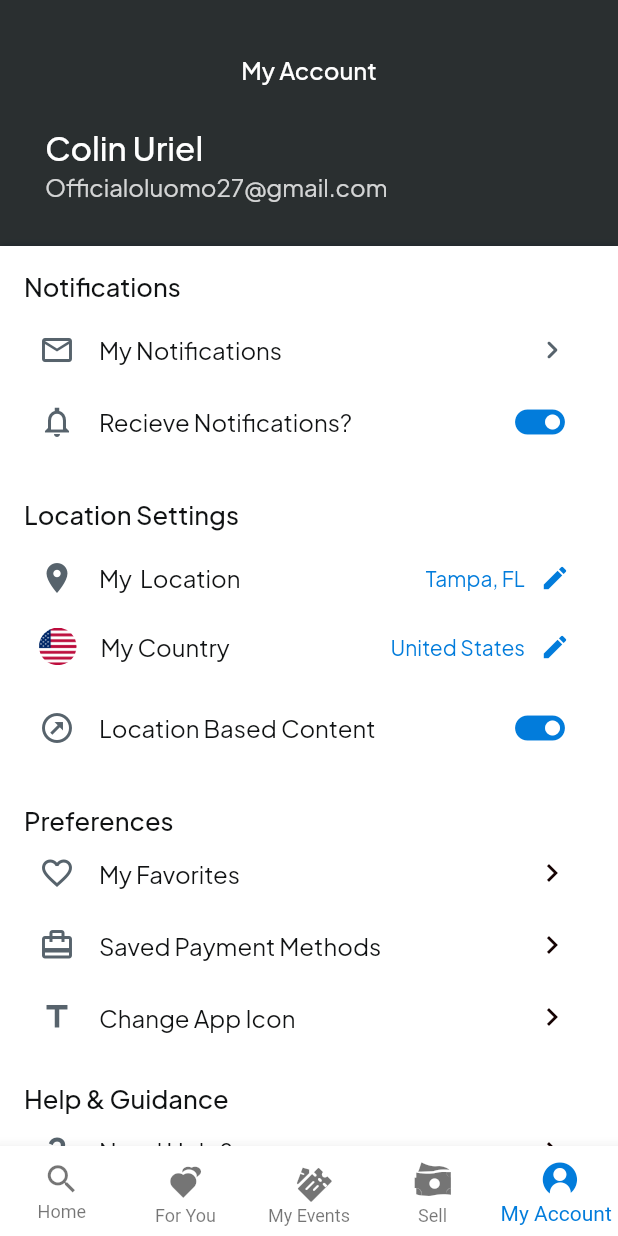
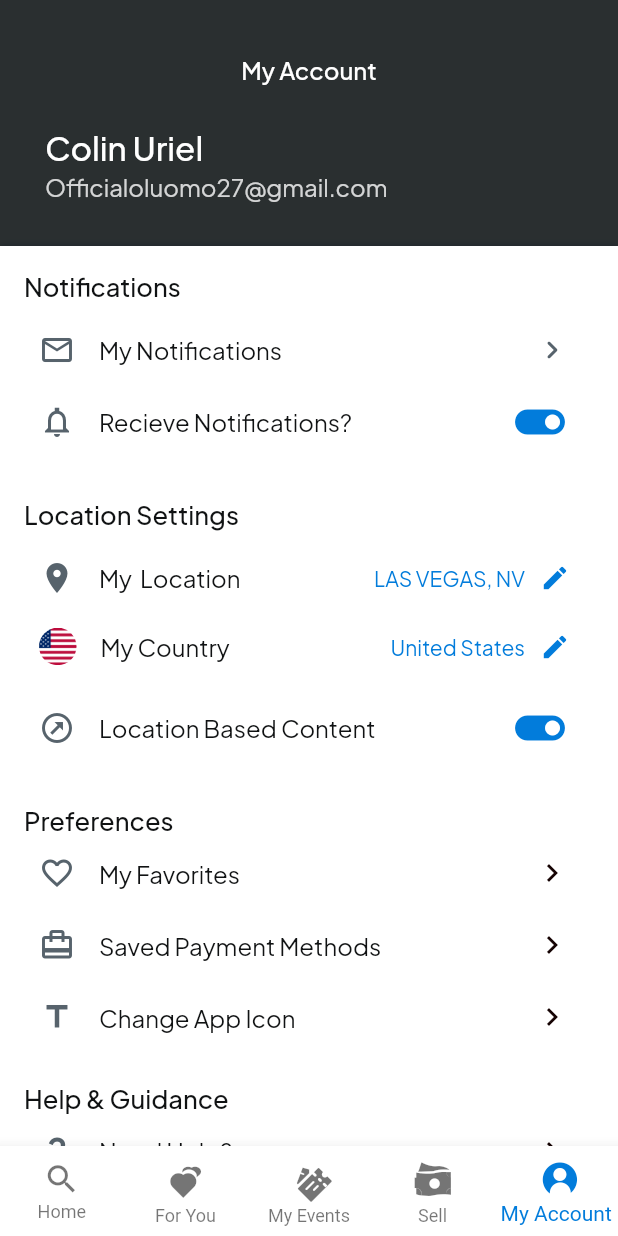
Before and after one commit to ezrabraham/tkm3.2, a Flutter app: the screen it shows after launch, item 5 of the bottom bar chosen, on a phone screen of 412 x 824 dp. Run offline on Flutter 3.47's test engine with Material 3 defaults, Android fonts, the phone set to English and light mode, and no system bars; our stand-ins replace auto_size_text, cached_network_image, easy_debounce, equatable, flutter_animate, font_awesome_flutter and 7 more; missing offline and left inert: json_path, mapbox_search, mime_type; accounts and stored records are empty; network calls fail.

Commit message:
Add BTS Las Vegas 3-tickets event details
Made-with: Cursor

```diff
--- a/lib/app_constants.dart
+++ b/lib/app_constants.dart
@@ -1,24 +1,24 @@
 
 abstract class FFAppConstants {
   static const int numberOfTickets = 3;
-  static const String sec = '149';
+  static const String sec = '135';
   static const String row = 'D';
   static const int tick1 = 12;
   static const int tick2 = 13;
   static const int tick3 = 14;
   static const int tick4 = 14;
-  static const String eventName = "BTS WORLD TOUR 'ARIRANG' IN TAMPA";
+  static const String eventName = "BTS WORLD TOUR 'ARIRANG' IN LAS VEGAS";
   static const String eventNameLine1 = "BTS WORLD TOUR 'ARIRANG'";
-  static const String eventNameLine2 = 'IN TAMPA';
-  static const String eventVenue = 'Raymond James Stadium';
+  static const String eventNameLine2 = 'IN LAS VEGAS';
+  static const String eventVenue = 'Allegiant Stadium';
   static const String eventSchedule = 'Sat, Apr 25, 2026, 8:00 PM';
-  static const String eventVenue2 = 'Raymond James Stadium, Tampa, FL';
+  static const String eventVenue2 = 'Allegiant Stadium, LAS VEGAS, NV';
   static const String eventPicture = 'assets/images/BTS-01.png';
   static const String topBar = 'ARMY MEMBERSHIP PRESALE';
   static const String innerDetails =
-      'Sat, Apr 25, 2026, 8:00 PM -  Raymond James Stadium, Tampa, FL';
+      'Sat, Apr 25, 2026, 8:00 PM -  Allegiant Stadium, LAS VEGAS, NV';
   static const String seatTag = 'Mobile';
-  static const String eventname2 = "BTS WORLD TOUR 'ARIRANG' IN TAMPA";
+  static const String eventname2 = "BTS WORLD TOUR 'ARIRANG' IN LAS VEGAS";
   static const String seat1 = '-';
   static const bool isGeneralAdmission = false;
 
@@ -29,7 +29,7 @@ abstract class FFAppConstants {
   ///
   ///
   ///
-  static const String eventName3 = "BTS WORLD TOUR 'ARIRANG' IN TAMPA";
-  static const String locateDate = 'Tampa, FL\nSat, Apr 25, 2026, 8:00 PM';
-  static const String location = 'Tampa, FL';
+  static const String eventName3 = "BTS WORLD TOUR 'ARIRANG' IN LAS VEGAS";
+  static const String locateDate = 'LAS VEGAS, NV\nSat, Apr 25, 2026, 8:00 PM';
+  static const String location = 'LAS VEGAS, NV';
 }
```
